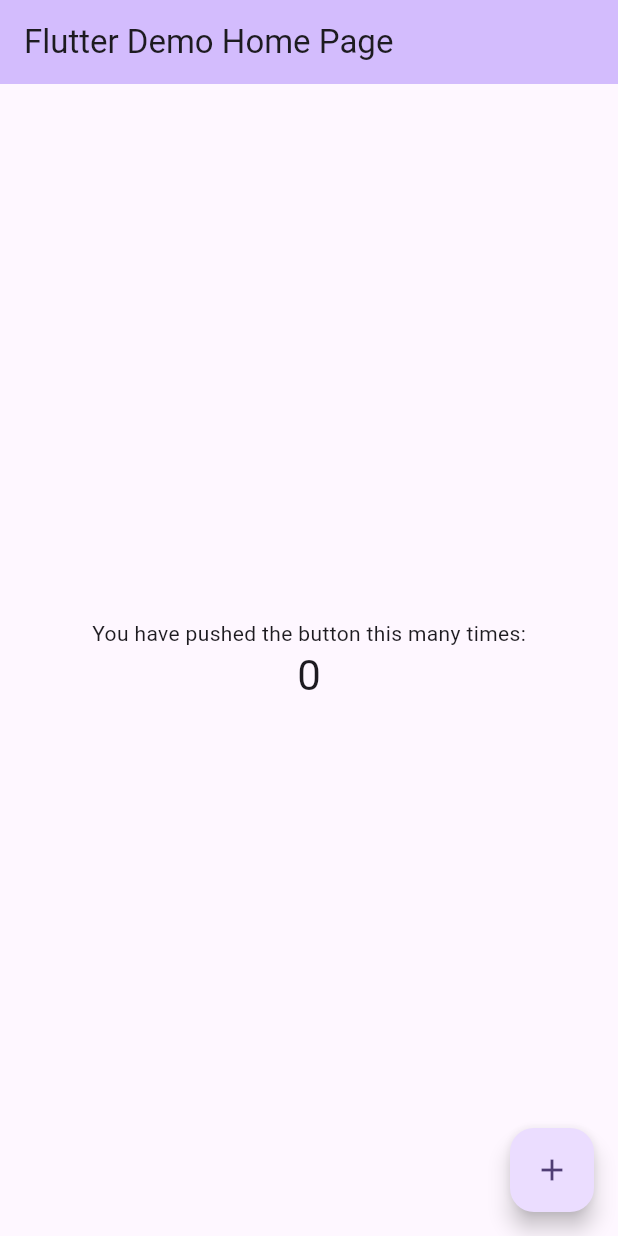
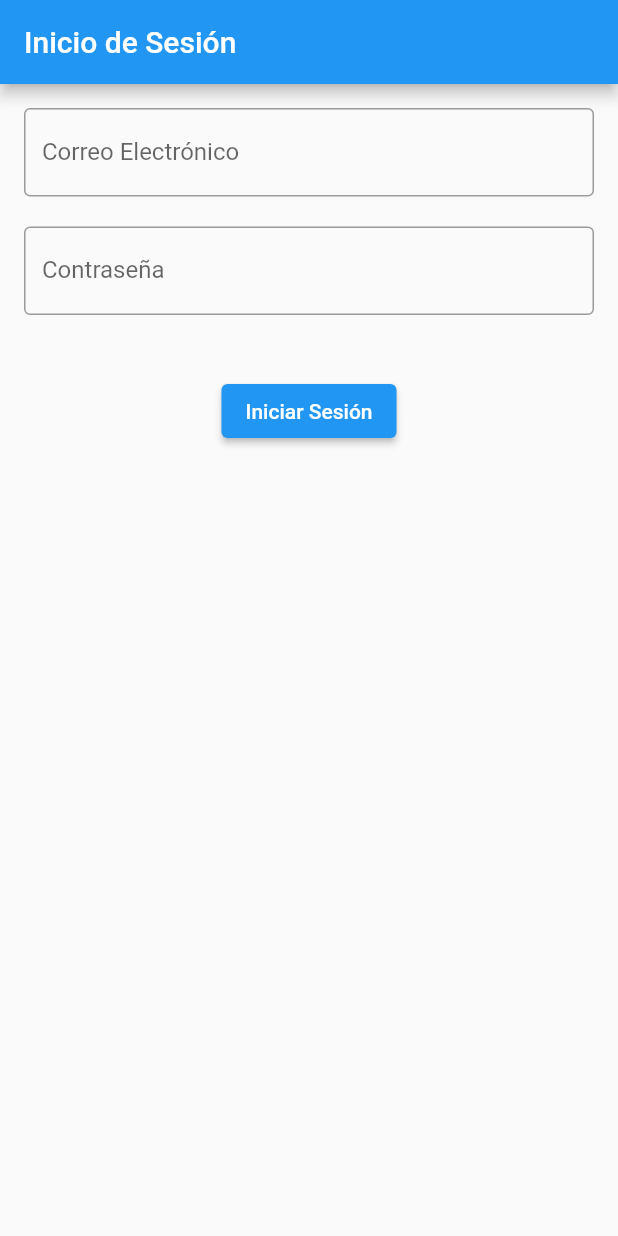
Before and after one commit to santitigaga/ATB, a Flutter app: the screen it shows after launch, on a phone screen of 412 x 824 dp. Run offline on Flutter 3.47's test engine with Material 2 defaults, Android fonts, the phone set to English and light mode, and no system bars.

Commit message:
improve back and mobile

```diff
--- /dev/null
+++ b/mobile/lib/login.dart
@@ -0,0 +1,137 @@
+import 'dart:convert';
+
+import 'package:flutter/material.dart';
+import 'package:http/http.dart' as http;
+
+class LoginScreen extends StatefulWidget {
+  const LoginScreen({super.key});
+
+  @override
+  _LoginScreenState createState() => _LoginScreenState();
+}
+
+class _LoginScreenState extends State<LoginScreen> {
+  final TextEditingController emailController = TextEditingController();
+  final TextEditingController passwordController = TextEditingController();
+  String? errorMessage;
+
+  // Validación de correo electrónico
+  bool isValidEmail(String email) {
+    final RegExp emailRegex = RegExp(r'^[^@\s]+@[^@\s]+\.[^@\s]+$');
+    return emailRegex.hasMatch(email);
+  }
+
+  Future<void> login() async {
+    final String email = emailController.text.trim();
+    final String password = passwordController.text;
+
+    // Validaciones básicas
+    if (email.isEmpty || password.isEmpty) {
+      setState(() {
+        errorMessage = 'Por favor, ingresa correo y contraseña.';
+      });
+      return;
+    }
+
+    if (!isValidEmail(email)) {
+      setState(() {
+        errorMessage = 'Correo electrónico no válido.';
+      });
+      return;
+    }
+
+    // Petición al servidor
+    try {
+      final response = await http.post(
+        Uri.parse('http://<TU_BACKEND_URL>/api/auth/login'),
+        headers: {'Content-Type': 'application/json'},
+        body: jsonEncode({'email': email, 'password': password}),
+      );
+
+      if (response.statusCode == 200) {
+        final data = jsonDecode(response.body);
+        final token = data['token'];
+
+        // Guardar el token JWT
+        // Usa paquetes como flutter_secure_storage para almacenar el token de forma segura
+        print('Token JWT: $token');
+
+        setState(() {
+          errorMessage = null;
+        });
+
+        // Navegar a la siguiente pantalla
+        Navigator.pushReplacementNamed(context, '/home');
+      } else {
+        final errorData = jsonDecode(response.body);
+        setState(() {
+          errorMessage =
+              errorData['message'] ?? 'Error en el inicio de sesión.';
+        });
+      }
+    } catch (e) {
+      setState(() {
+        errorMessage = 'Error al conectar con el servidor: ${e.toString()}';
+      });
+    }
+  }
+
+  @override
+  Widget build(BuildContext context) {
+    return Scaffold(
+      appBar: AppBar(
+        title: const Text('Inicio de Sesión'),
+      ),
+      body: SingleChildScrollView(
+        child: Padding(
+          padding: const EdgeInsets.all(16.0),
+          child: Column(
+            mainAxisAlignment: MainAxisAlignment.center,
+            children: [
+              TextField(
+                controller: emailController,
+                decoration: const InputDecoration(
+                  labelText: 'Correo Electrónico',
+                  border: OutlineInputBorder(),
+                ),
+              ),
+              const SizedBox(height: 20),
+              TextField(
+                controller: passwordController,
+                decoration: const InputDecoration(
+                  labelText: 'Contraseña',
+                  border: OutlineInputBorder(),
+                ),
+                obscureText: true,
+              ),
+              const SizedBox(height: 20),
+              if (errorMessage != null)
+                Text(
+                  errorMessage!,
+                  style: const TextStyle(color: Colors.red),
+                ),
+              const SizedBox(height: 20),
+              ElevatedButton(
+                onPressed: login,
+                child: const Text('Iniciar Sesión'),
+              ),
+            ],
+          ),
+        ),
+      ),
+    );
+  }
+}
+
+void main() {
+  runApp(MaterialApp(
+    debugShowCheckedModeBanner: false,
+    home: const LoginScreen(),
+    routes: {
+      '/home': (context) => Scaffold(
+            appBar: AppBar(title: const Text('Home')),
+            body: const Center(child: Text('Bienvenido a la Home Page')),
+          ),
+    },
+  ));
+}
--- a/mobile/lib/main.dart
+++ b/mobile/lib/main.dart
@@ -1,4 +1,6 @@
 import 'package:flutter/material.dart';
+
+import 'login.dart';
 
 void main() {
   runApp(const MyApp());
@@ -7,119 +9,13 @@ void main() {
 class MyApp extends StatelessWidget {
   const MyApp({super.key});
 
-  // This widget is the root of your application.
   @override
   Widget build(BuildContext context) {
     return MaterialApp(
-      title: 'Flutter Demo',
-      theme: ThemeData(
-        // This is the theme of your application.
-        //
-        // TRY THIS: Try running your application with "flutter run". You'll see
-        // the application has a blue toolbar. Then, without quitting the app,
-        // try changing the seedColor in the colorScheme below to Colors.green
-        // and then invoke "hot reload" (save your changes or press the "hot
-        // reload" button in a Flutter-supported IDE, or press "r" if you used
-        // the command line to start the app).
-        //
-        // Notice that the counter didn't reset back to zero; the application
-        // state is not lost during the reload. To reset the state, use hot
-        // restart instead.
-        //
-        // This works for code too, not just values: Most code changes can be
-        // tested with just a hot reload.
-        colorScheme: ColorScheme.fromSeed(seedColor: Colors.deepPurple),
-        useMaterial3: true,
-      ),
-      home: const MyHomePage(title: 'Flutter Demo Home Page'),
+      debugShowCheckedModeBanner: false,
+      title: 'Aplicativo Móvil',
+      theme: ThemeData(primarySwatch: Colors.blue),
+      home: const LoginScreen(),
     );
   }
 }
-
-class MyHomePage extends StatefulWidget {
-  const MyHomePage({super.key, required this.title});
-
-  // This widget is the home page of your application. It is stateful, meaning
-  // that it has a State object (defined below) that contains fields that affect
-  // how it looks.
-
-  // This class is the configuration for the state. It holds the values (in this
-  // case the title) provided by the parent (in this case the App widget) and
-  // used by the build method of the State. Fields in a Widget subclass are
-  // always marked "final".
-
-  final String title;
-
-  @override
-  State<MyHomePage> createState() => _MyHomePageState();
-}
-
-class _MyHomePageState extends State<MyHomePage> {
-  int _counter = 0;
-
-  void _incrementCounter() {
-    setState(() {
-      // This call to setState tells the Flutter framework that something has
-      // changed in this State, which causes it to rerun the build method below
-      // so that the display can reflect the updated values. If we changed
-      // _counter without calling setState(), then the build method would not be
-      // called again, and so nothing would appear to happen.
-      _counter++;
-    });
-  }
-
-  @override
-  Widget build(BuildContext context) {
-    // This method is rerun every time setState is called, for instance as done
-    // by the _incrementCounter method above.
-    //
-    // The Flutter framework has been optimized to make rerunning build methods
-    // fast, so that you can just rebuild anything that needs updating rather
-    // than having to individually change instances of widgets.
-    return Scaffold(
-      appBar: AppBar(
-        // TRY THIS: Try changing the color here to a specific color (to
-        // Colors.amber, perhaps?) and trigger a hot reload to see the AppBar
-        // change color while the other colors stay the same.
-        backgroundColor: Theme.of(context).colorScheme.inversePrimary,
-        // Here we take the value from the MyHomePage object that was created by
-        // the App.build method, and use it to set our appbar title.
-        title: Text(widget.title),
-      ),
-      body: Center(
-        // Center is a layout widget. It takes a single child and positions it
-        // in the middle of the parent.
-        child: Column(
-          // Column is also a layout widget. It takes a list of children and
-          // arranges them vertically. By default, it sizes itself to fit its
-          // children horizontally, and tries to be as tall as its parent.
-          //
-          // Column has various properties to control how it sizes itself and
-          // how it positions its children. Here we use mainAxisAlignment to
-          // center the children vertically; the main axis here is the vertical
-          // axis because Columns are vertical (the cross axis would be
-          // horizontal).
-          //
-          // TRY THIS: Invoke "debug painting" (choose the "Toggle Debug Paint"
-          // action in the IDE, or press "p" in the console), to see the
-          // wireframe for each widget.
-          mainAxisAlignment: MainAxisAlignment.center,
-          children: <Widget>[
-            const Text(
-              'You have pushed the button this many times:',
-            ),
-            Text(
-              '$_counter',
-              style: Theme.of(context).textTheme.headlineMedium,
-            ),
-          ],
-        ),
-      ),
-      floatingActionButton: FloatingActionButton(
-        onPressed: _incrementCounter,
-        tooltip: 'Increment',
-        child: const Icon(Icons.add),
-      ), // This trailing comma makes auto-formatting nicer for build methods.
-    );
-  }
-}
--- a/mobile/pubspec.yaml
+++ b/mobile/pubspec.yaml
@@ -30,6 +30,12 @@ environment:
 dependencies:
   flutter:
     sdk: flutter
+  http: ^1.1.0
+  provider: ^6.0.0
+  flutter_secure_storage: ^8.0.0
+  shared_preferences: ^2.0.15
+  intl: ^0.18.0
+  json_annotation: ^4.7.0
 
 
   # The following adds the Cupertino Icons font to your application.
```
Also changed, not shown: docs/DALL·E 2024-12-04 20.35.00 - A set of simple wireframe designs for a mobile application. The designs .webp (added), mobile/pubspec.lock, 17 other files.
